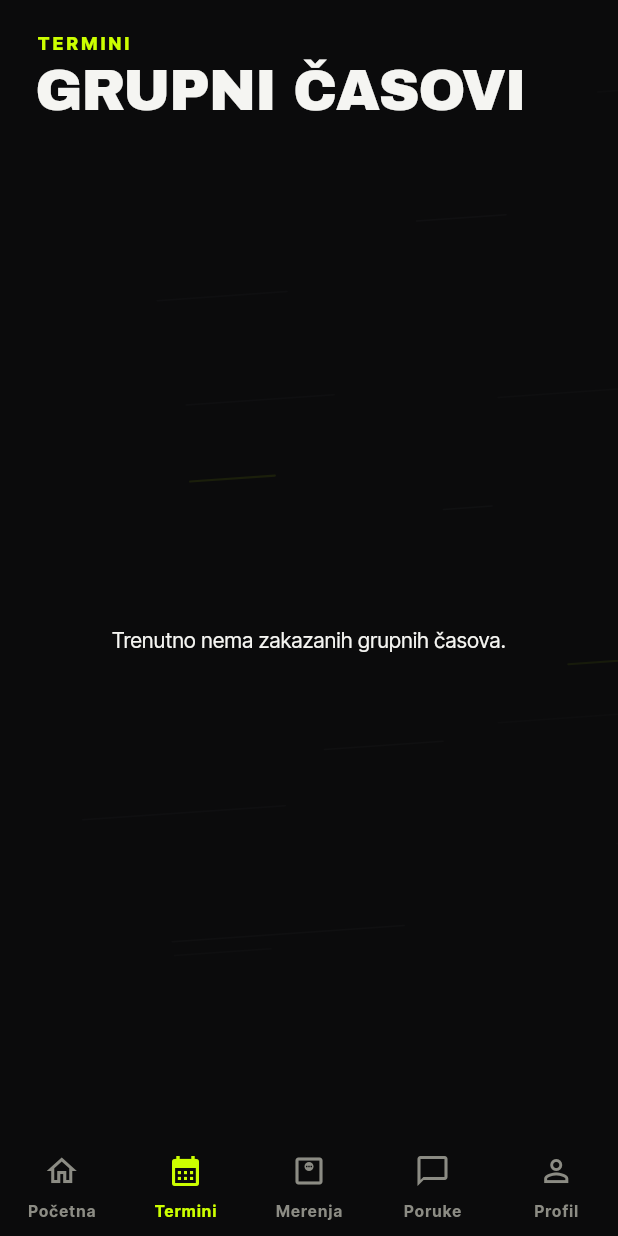
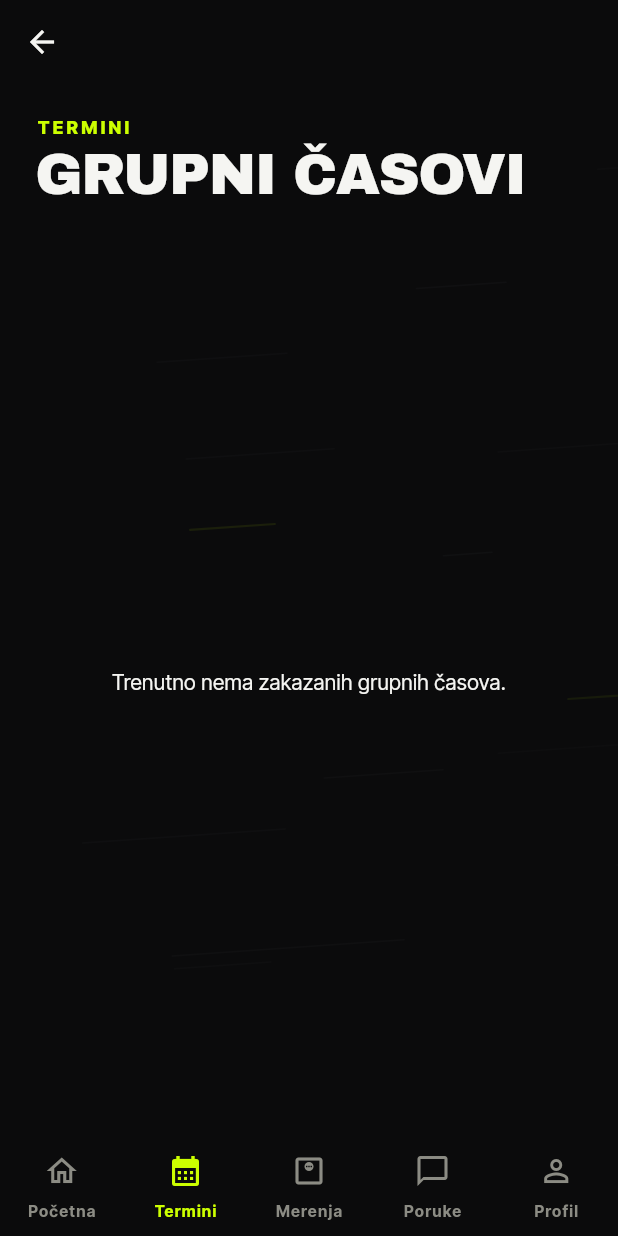
Before and after one commit to Kakarot92/sportin-clone, a Flutter app: the GroupClassesScreen screen opened by its route, on a phone screen of 412 x 824 dp. Run offline on Flutter 3.47's test engine with Material 3 defaults, Android fonts, the phone set to English and light mode, and no system bars; our stand-ins replace cloud_firestore, firebase_auth, firebase_core, flutter_riverpod, go_router, google_fonts; accounts and stored records are empty.

Commit message:
fix: add missing AppBar (back button) to pushed screens that had none
Four non-tab pushed screens lacked any AppBar, so Flutter had nowhere
to render the automatic back-chevron. Added bare `appBar: AppBar()` as
the first Scaffold argument to trainer_profile_screen, group_classes_screen,
my_package_screen, and my_bookings_screen. No other logic changed.

Co-Authored-By: Claude Opus 4.8 <noreply@anthropic.com>

```diff
--- a/lib/features/booking/presentation/my_bookings_screen.dart
+++ b/lib/features/booking/presentation/my_bookings_screen.dart
@@ -29,6 +29,7 @@ class MyBookingsScreen extends ConsumerWidget {
     return DefaultTabController(
       length: 2,
       child: Scaffold(
+        appBar: AppBar(),
         body: me == null
             ? const Center(child: CircularProgressIndicator())
             : NestedScrollView(
--- a/lib/features/group_classes/presentation/group_classes_screen.dart
+++ b/lib/features/group_classes/presentation/group_classes_screen.dart
@@ -30,6 +30,7 @@ class GroupClassesScreen extends ConsumerWidget {
     final classesAsync = ref.watch(upcomingGroupClassesProvider);
 
     return Scaffold(
+      appBar: AppBar(),
       body: Stack(
         children: [
           // Faint speed-lines backdrop — mirrors trainer_directory_screen.
--- a/lib/features/packages/presentation/my_package_screen.dart
+++ b/lib/features/packages/presentation/my_package_screen.dart
@@ -41,6 +41,7 @@ class MyPackageScreen extends ConsumerWidget {
     final packagesAsync = ref.watch(clientPackagesProvider(me.uid));
 
     return Scaffold(
+      appBar: AppBar(),
       body: packagesAsync.when(
         loading: () => const Center(child: CircularProgressIndicator()),
         error: (_, _) => Center(child: Text(l10n.errorGeneric)),
--- a/lib/features/trainers/presentation/trainer_profile_screen.dart
+++ b/lib/features/trainers/presentation/trainer_profile_screen.dart
@@ -20,6 +20,7 @@ class TrainerProfileScreen extends ConsumerWidget {
     final profileAsync = ref.watch(trainerProvider(uid));
 
     return Scaffold(
+      appBar: AppBar(),
       body: SafeArea(
         bottom: false,
         child: profileAsync.when(
```
